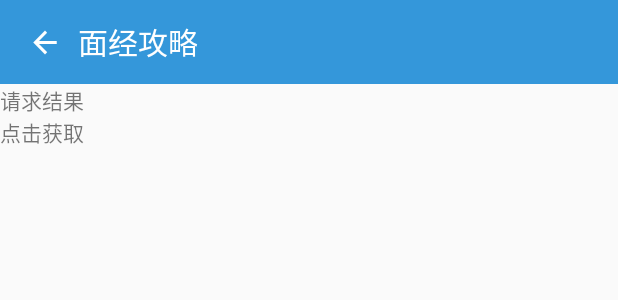
After one commit to ZslNUPT/NoodlesAndroid, an Android app: the layout fragment_navigation.xml on its own in the app's theme, with its tools: preview values and no code run, on a phone screen of 412 x 824 dp. The commit adds this screen. Shown: the top 300 px of the screen. Run offline under Robolectric (Android 15) with nearby library versions, the phone set to English and light mode, and no system bars.

Commit message:
添加dagger

```diff
--- a/app/src/main/java/com/njupt/sniper/app/model/service/ServiceGenerator.java
+++ b/app/src/main/java/com/njupt/sniper/app/model/service/ServiceGenerator.java
@@ -19,7 +19,7 @@ import retrofit2.converter.jackson.JacksonConverterFactory;
  */
 public class ServiceGenerator {
 
-    public static final String API_BASE_URL = "http://192.168.1.7:8307/";
+    public static final String API_BASE_URL = "http://192.168.1.7:8315/";
 
     private static OkHttpClient.Builder httpClient = new OkHttpClient.Builder();
 
--- a/app/src/main/java/com/njupt/sniper/app/ui/activity/BottomTabActivity.java
+++ b/app/src/main/java/com/njupt/sniper/app/ui/activity/BottomTabActivity.java
@@ -7,6 +7,7 @@ import android.support.v4.app.FragmentTabHost;
 import android.view.LayoutInflater;
 import android.view.View;
 import android.widget.TabHost;
+
 import com.njupt.sniper.mylibrary.R;
 import com.njupt.sniper.mylibrary.ui.activity.BasicActivity;
 
@@ -29,10 +30,15 @@ public abstract class BottomTabActivity extends BasicActivity {
     protected void onCreate(@Nullable Bundle savedInstanceState) {
         super.onCreate(savedInstanceState);
 
+        getSupportActionBar().hide();
+
         //底部导航栏
         initTabs();
 
     }
+
+
+
 
     @Override
     public int getLayoutId() {
--- /dev/null
+++ b/app/src/main/res/layout/fragment_navigation.xml
@@ -0,0 +1,21 @@
+<?xml version="1.0" encoding="utf-8"?>
+<LinearLayout xmlns:android="http://schemas.android.com/apk/res/android"
+    android:orientation="vertical" android:layout_width="match_parent"
+    android:layout_height="match_parent">
+
+    <include layout="@layout/include_tool_bar" />
+
+    <TextView
+        android:id="@+id/navigation_result"
+        android:layout_width="match_parent"
+        android:layout_height="wrap_content"
+        android:text="请求结果"
+
+        />
+    <TextView
+        android:layout_width="match_parent"
+        android:layout_height="wrap_content"
+        android:text="点击获取"
+        />
+
+</LinearLayout>
--- a/build.gradle
+++ b/build.gradle
@@ -6,6 +6,7 @@ buildscript {
     }
     dependencies {
         classpath 'com.android.tools.build:gradle:2.1.3'
+        classpath 'com.neenbedankt.gradle.plugins:android-apt:1.8'
 
         // NOTE: Do not place your application dependencies here; they belong
         // in the individual module build.gradle files
--- a/mylibrary/src/main/res/layout/include_tool_bar.xml
+++ b/mylibrary/src/main/res/layout/include_tool_bar.xml
@@ -1,6 +1,6 @@
 <?xml version="1.0" encoding="utf-8"?>
 <android.support.v7.widget.Toolbar xmlns:android="http://schemas.android.com/apk/res/android"
-    android:id="@+id/strategy_title"
+    android:id="@+id/tool_bar"
     android:layout_width="match_parent"
     android:layout_height="56dp"
     android:background="@color/dark_blue">
```
Also changed, not shown: app/build.gradle (+12 -1 lines), app/src/main/java/com/njupt/sniper/app/AppComponent.java (added, +20 -0 lines), app/src/main/java/com/njupt/sniper/app/AppModule.java (added, +29 -0 lines), app/src/main/java/com/njupt/sniper/app/MyApplication.java (+16 -0 lines), app/src/main/java/com/njupt/sniper/app/ui/fragment/NavigationFragment.java (+3 -6 lines), app/src/main/java/com/njupt/sniper/app/ui/fragment/SecFragment.java (+3 -6 lines), mylibrary/build.gradle (+11 -4 lines), mylibrary/src/main/java/com/njupt/sniper/mylibrary/ui/activity/BasicActivity.java (+7 -0 lines), mylibrary/src/main/java/com/njupt/sniper/mylibrary/ui/fragment/ToolBarFragment.java (+5 -2 lines), mylibrary/src/main/assets/iconfont.ttf (added).
